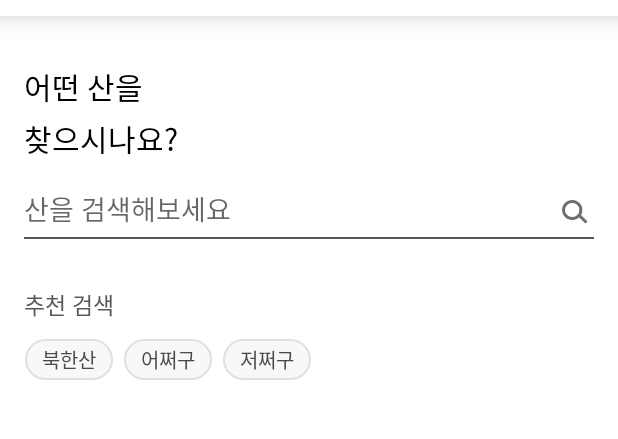
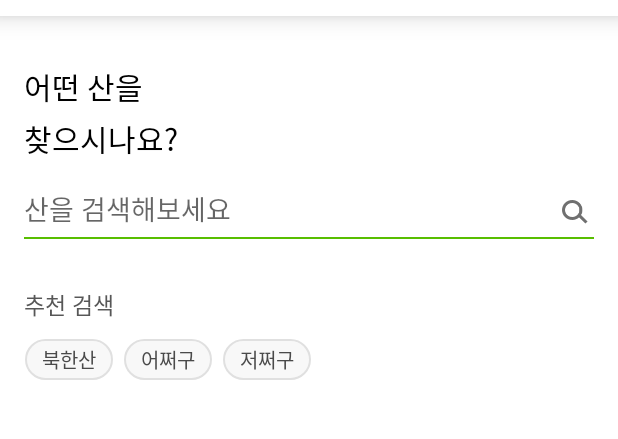
Before and after one commit to seoulsanta/Santa-Android, an Android app: the layout fragment_search.xml on its own in the app's theme, with its tools: preview values and no code run, on a phone screen of 412 x 824 dp, the part 80-519 px from its top. Run offline under Robolectric (Android 15) with nearby library versions, the phone set to English and light mode, and no system bars.

Commit message:
Search 뷰 수정 , 키보드 수정

```diff
--- a/SeoulSantaAndroid/app/src/main/AndroidManifest.xml
+++ b/SeoulSantaAndroid/app/src/main/AndroidManifest.xml
@@ -41,7 +41,7 @@
         </activity>
         <activity android:name=".ui.map.detail.CourseDetailActivity">
         </activity>
-        <activity android:name=".ui.MainActivity">
+        <activity android:name=".ui.MainActivity" android:windowSoftInputMode="adjustNothing">
 
         </activity>
     </application>
--- a/SeoulSantaAndroid/app/src/main/res/layout/fragment_search.xml
+++ b/SeoulSantaAndroid/app/src/main/res/layout/fragment_search.xml
@@ -56,6 +56,7 @@
                     android:privateImeOptions="defaultInputmode=korean"
                     android:textCursorDrawable="@color/colorMain"
                     android:fontFamily="@font/kopubworlddotumlight"
+                    android:imeOptions="actionSearch"
                     android:paddingRight="200dp" android:paddingTop="10dp" android:paddingBottom="5dp"
                     android:background="@android:color/transparent" android:layout_marginTop="8dp"
                     app:layout_constraintTop_toBottomOf="@+id/textView2"
@@ -78,7 +79,7 @@
                     app:layout_constraintStart_toStartOf="@+id/edt_search_mountain"
                     app:layout_constraintEnd_toEndOf="parent" android:layout_marginEnd="16dp"
                     app:layout_constraintTop_toBottomOf="@+id/edt_search_mountain"
-                    android:background="@drawable/selector_search_view"/>
+                    android:background="@color/colorMain"/>
             <ImageView
                     android:layout_width="wrap_content"
                     android:layout_height="wrap_content" app:srcCompat="@drawable/santa_search"
@@ -212,6 +213,7 @@
                     android:background="@android:color/transparent"
                     android:textCursorDrawable="@color/colorMain"
                     android:privateImeOptions="defaultInputmode=korean"
+                    android:imeOptions="actionSearch"
                     android:paddingRight="150dp" android:paddingTop="10dp"
                     android:paddingLeft="10dp" android:paddingBottom="10dp"
                     app:layout_constraintBottom_toTopOf="@+id/view_search_detail"
```
Also changed, not shown: SeoulSantaAndroid/app/src/main/java/com/yamgang/seoulsantaandroid/ui/search/SearchFragment.kt (+9 -1 lines).
